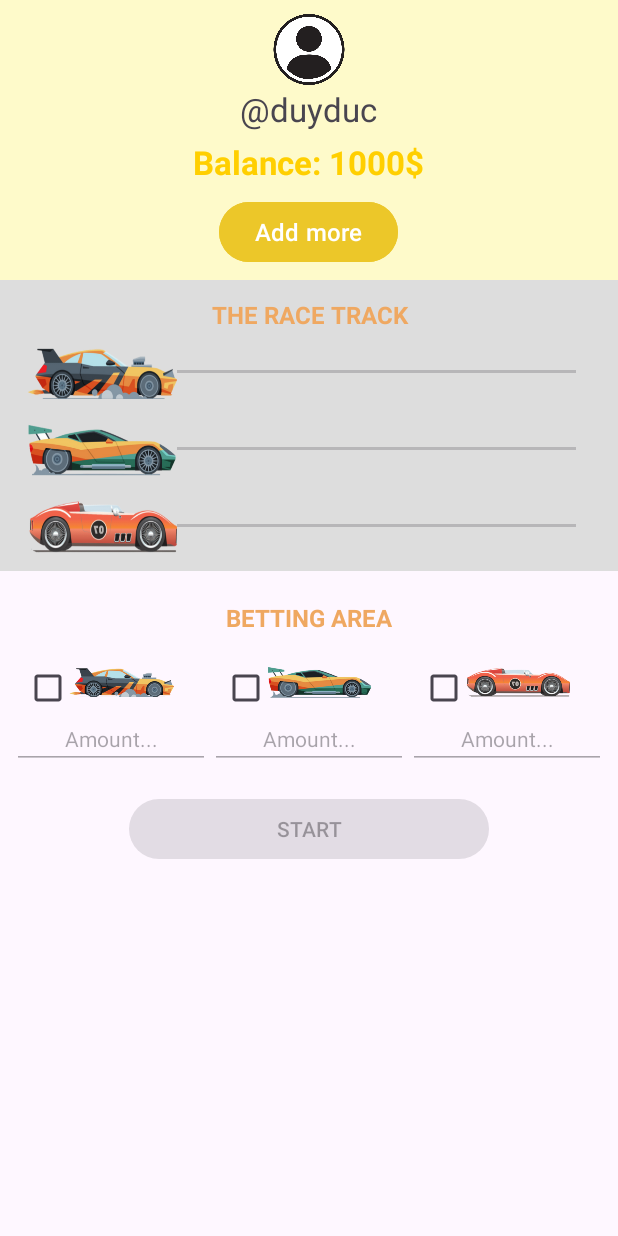
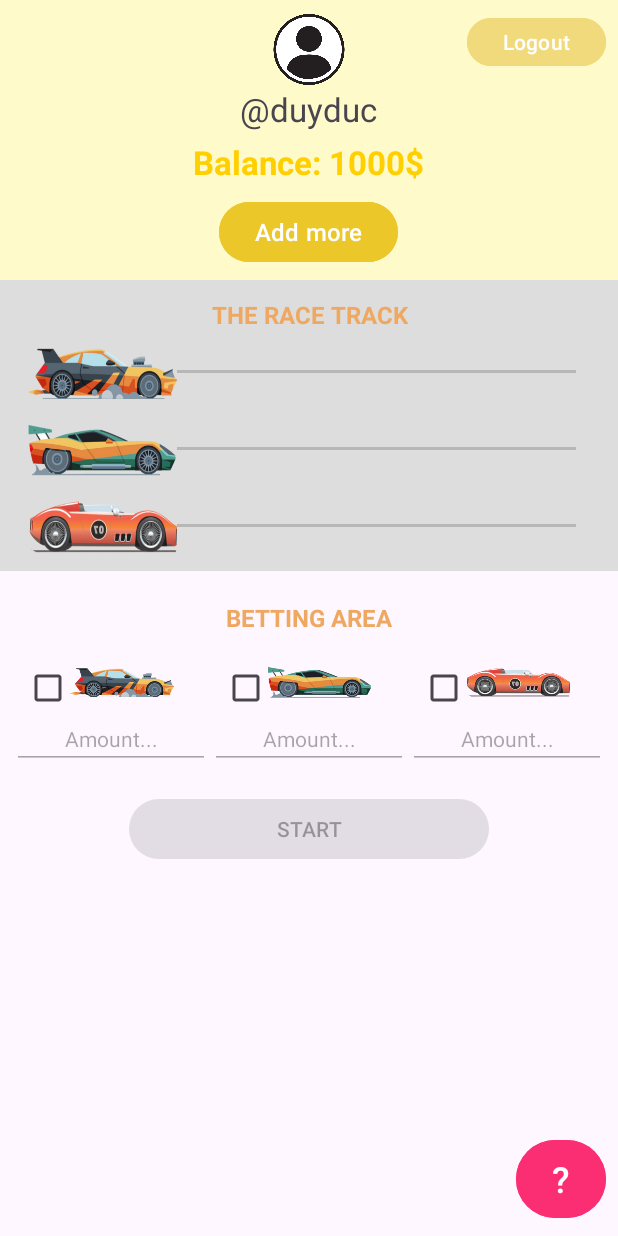
Before and after one commit to ducdmd152/the-little-racetrack-mobile, an Android app: the screen it shows after launch (MainActivity), on a phone screen of 412 x 824 dp. Run offline under Robolectric (Android 15) with nearby library versions, the phone set to English and light mode, and no system bars.

Commit message:
MainActivity | +5%

```diff
--- a/app/src/main/java/com/mobilers/the_little_racetrack_mobile/MainActivity.java
+++ b/app/src/main/java/com/mobilers/the_little_racetrack_mobile/MainActivity.java
@@ -35,6 +35,7 @@ public class MainActivity extends AppCompatActivity {
     private List<Car> cars;
     private Button btnStart;
     private Button btnAddMore;
+    private Button btnTutorial;
     private final String REQUIRE = "Require";
     @Override
     protected void onCreate(Bundle savedInstanceState) {
@@ -43,7 +44,6 @@ public class MainActivity extends AppCompatActivity {
 
         dataService = new DataService(getApplicationContext());
         globalData = GlobalData.getInstance();
-
         // tmp code // wating for authentication
         globalData.setCurrentUser("duyduc");
         if (dataService.userExists("duyduc") == false) {
@@ -56,11 +56,13 @@ public class MainActivity extends AppCompatActivity {
         // pre-checking
         checkAuthenticated();
         checkExistBalance();
+
         // mapping
         txtUsername = findViewById(R.id.txtUsername);
         txtBalance = findViewById(R.id.txtBalance);
         btnStart = findViewById(R.id.btnStart);
         btnAddMore = findViewById(R.id.btnAddMore);
+        btnTutorial = findViewById(R.id.btnTutorial);
 
         LinearLayout option1 = findViewById(R.id.option1);
         LinearLayout option2 = findViewById(R.id.option2);
@@ -96,13 +98,13 @@ public class MainActivity extends AppCompatActivity {
             startActivity(intent);
         });
 
-//        btnTutorial.setOnClickListener(v -> {
-//            Intent intent = new Intent(MainActivity.this, TutorialActivity.class);
-//            startActivity(intent);
-//        });
+        btnTutorial.setOnClickListener(v -> {
+            Intent intent = new Intent(MainActivity.this, TutorialActivity.class);
+            startActivity(intent);
+        });
 //
 //        btnLogOut.setOnClickListener(v -> {
-//            Intent intent = new Intent(MainActivity.this, TutorialActivity.class);
+//            Intent intent = new Intent(MainActivity.this, SignUpActivity.class);
 //            startActivity(intent);
 //        });
 
--- a/app/src/main/res/layout/activity_main.xml
+++ b/app/src/main/res/layout/activity_main.xml
@@ -2,6 +2,7 @@
 <androidx.constraintlayout.widget.ConstraintLayout
     xmlns:android="http://schemas.android.com/apk/res/android"
     xmlns:tools="http://schemas.android.com/tools"
+    xmlns:app="http://schemas.android.com/apk/res-auto"
     android:layout_width="match_parent"
     android:layout_height="match_parent"
     tools:context=".MainActivity">
@@ -228,4 +229,26 @@
         </LinearLayout>
 
     </LinearLayout>
+    <Button
+        android:id="@+id/btnLogOut"
+        android:layout_width="wrap_content"
+        android:layout_height="40dp"
+        android:text="Logout"
+        android:layout_marginTop="8dp"
+        android:layout_marginEnd="8dp"
+        android:backgroundTint="#F1DA7B"
+        app:layout_constraintTop_toTopOf="parent"
+        app:layout_constraintEnd_toEndOf="parent"/>
+
+    <Button
+        android:id="@+id/btnTutorial"
+        android:layout_width="60dp"
+        android:layout_height="60dp"
+        android:text="\?"
+        android:layout_marginBottom="8dp"
+        android:layout_marginEnd="8dp"
+        android:backgroundTint="#FB2E74"
+        android:textSize="24dp"
+        app:layout_constraintBottom_toBottomOf="parent"
+        app:layout_constraintEnd_toEndOf="parent"/>
 </androidx.constraintlayout.widget.ConstraintLayout>
```
